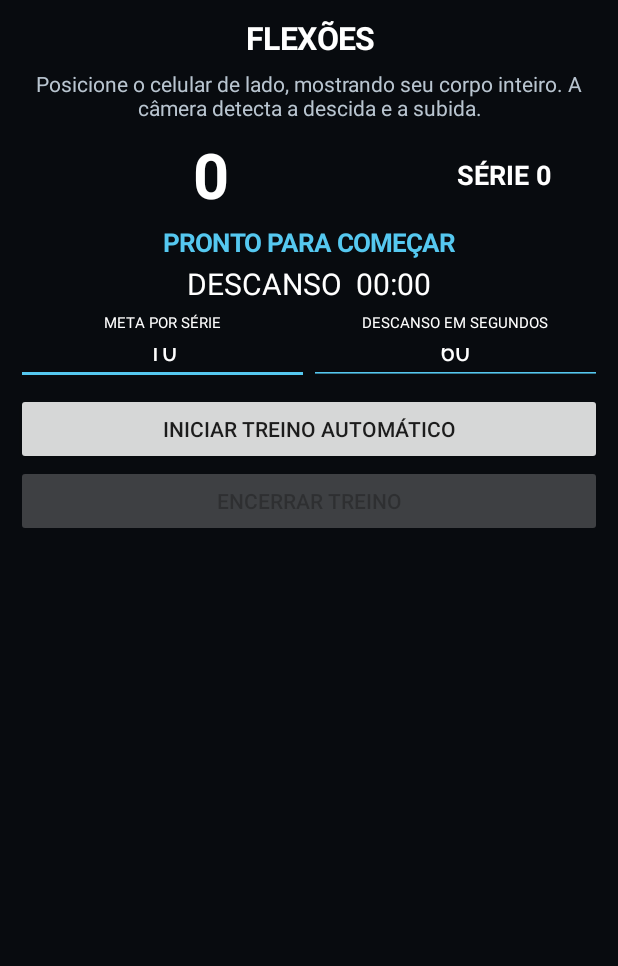
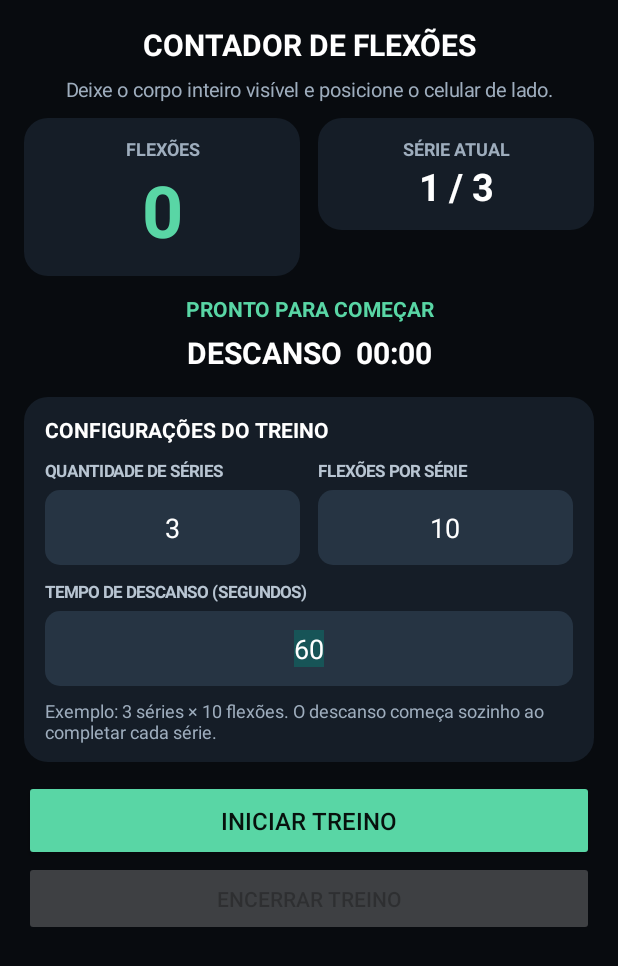
Before and after one commit to marvesanttos-dotcom/contador-flexoes., an Android app: the screen it shows after launch (PushupActivity), on a phone screen of 412 x 824 dp. Shown: the top 966 px of the screen. Run offline under Robolectric (Android 15) with nearby library versions, the phone set to English and light mode, and no system bars; libraries missing offline, so code that uses them is left out: androidx.camera.core, androidx.camera.lifecycle, androidx.camera.view, com.google.mlkit.vision; 5 statements that could not run were skipped.

Commit message:
Improve push-up counter layout and separate series goal settings

```diff
--- a/contadorflexoes/src/main/java/br/com/contadorflexoes/PushupActivity.java
+++ b/contadorflexoes/src/main/java/br/com/contadorflexoes/PushupActivity.java
@@ -1,25 +1,223 @@
 package br.com.contadorflexoes;
-import android.Manifest;import android.app.Activity;import android.content.pm.PackageManager;import android.graphics.Color;import android.os.*;import android.content.Context;import android.view.Gravity;import android.widget.*;import androidx.camera.core.*;import androidx.camera.lifecycle.ProcessCameraProvider;import androidx.camera.view.PreviewView;import androidx.core.app.ActivityCompat;import androidx.core.content.ContextCompat;import com.google.common.util.concurrent.ListenableFuture;import com.google.mlkit.vision.common.InputImage;import com.google.mlkit.vision.pose.*;import com.google.mlkit.vision.pose.defaults.PoseDetectorOptions;import java.util.concurrent.ExecutorService;import java.util.concurrent.Executors;import java.util.concurrent.atomic.AtomicBoolean;
+
+import android.Manifest;
+import android.content.Context;
+import android.content.pm.PackageManager;
+import android.graphics.Color;
+import android.os.*;
+import android.view.Gravity;
+import android.view.View;
+import android.widget.*;
+import androidx.camera.core.*;
+import androidx.camera.lifecycle.ProcessCameraProvider;
+import androidx.camera.view.PreviewView;
+import androidx.core.app.ActivityCompat;
+import androidx.core.content.ContextCompat;
+import com.google.common.util.concurrent.ListenableFuture;
+import com.google.mlkit.vision.common.InputImage;
+import com.google.mlkit.vision.pose.*;
+import com.google.mlkit.vision.pose.defaults.PoseDetectorOptions;
+import java.util.Locale;
+import java.util.concurrent.ExecutorService;
+import java.util.concurrent.Executors;
+import java.util.concurrent.atomic.AtomicBoolean;
+
 public class PushupActivity extends androidx.activity.ComponentActivity {
- private PreviewView preview;private TextView countText,setText,statusText,timerText;private EditText targetInput,restInput;private Button startButton,stopButton;private final Handler handler=new Handler(Looper.getMainLooper());private ExecutorService cameraExecutor;private PoseDetector detector;private ProcessCameraProvider cameraProvider;private boolean workout=false,down=false,resting=false,cameraStarted=false;private int reps=0,sets=0,target=10,restSeconds=60,remaining=0;private long lastRepAt=0;private Runnable restTick;private final AtomicBoolean processing=new AtomicBoolean(false);
- public void onCreate(Bundle b){super.onCreate(b);cameraExecutor=Executors.newSingleThreadExecutor();detector=PoseDetection.getClient(new PoseDetectorOptions.Builder().setDetectorMode(PoseDetectorOptions.STREAM_MODE).build());buildUi();}
- private void buildUi(){LinearLayout root=new LinearLayout(this);root.setOrientation(1);root.setPadding(16,16,16,16);root.setBackgroundColor(0xFF080B0F);TextView title=new TextView(this);title.setText("FLEXÕES");title.setTextColor(-1);title.setTextSize(21);title.setTypeface(null,1);title.setGravity(17);root.addView(title);TextView hint=new TextView(this);hint.setText("Posicione o celular de lado, mostrando seu corpo inteiro. A câmera detecta a descida e a subida.");hint.setTextColor(0xFFB9C5D0);hint.setGravity(17);hint.setPadding(4,10,4,10);root.addView(hint);preview=new PreviewView(this);preview.setScaleType(PreviewView.ScaleType.FILL_CENTER);root.addView(preview,new LinearLayout.LayoutParams(-1,0,1));LinearLayout stats=new LinearLayout(this);stats.setGravity(17);countText=stat("0",stats,2);setText=stat("SÉRIE 0",stats,1);root.addView(stats);statusText=new TextView(this);statusText.setText("PRONTO PARA COMEÇAR");statusText.setTextColor(0xFF55C8F0);statusText.setTextSize(17);statusText.setTypeface(null,1);statusText.setGravity(17);statusText.setPadding(0,8,0,4);root.addView(statusText);timerText=new TextView(this);timerText.setText("DESCANSO  00:00");timerText.setTextColor(-1);timerText.setTextSize(20);timerText.setGravity(17);root.addView(timerText);
- LinearLayout settings=new LinearLayout(this);settings.setGravity(17);settings.setPadding(0,8,0,8);targetInput=field("10");restInput=field("60");LinearLayout c1=new LinearLayout(this);c1.setOrientation(1);label(c1,"META POR SÉRIE");c1.addView(targetInput,new LinearLayout.LayoutParams(-1,52));LinearLayout c2=new LinearLayout(this);c2.setOrientation(1);label(c2,"DESCANSO EM SEGUNDOS");c2.addView(restInput,new LinearLayout.LayoutParams(-1,52));settings.addView(c1,new LinearLayout.LayoutParams(0,-2,1));settings.addView(c2,new LinearLayout.LayoutParams(0,-2,1));root.addView(settings);
- startButton=new Button(this);startButton.setText("INICIAR TREINO AUTOMÁTICO");root.addView(startButton);stopButton=new Button(this);stopButton.setText("ENCERRAR TREINO");stopButton.setEnabled(false);root.addView(stopButton);startButton.setOnClickListener(v->startWorkout());stopButton.setOnClickListener(v->stopWorkout());setContentView(root);}
- private void label(LinearLayout l,String s){TextView t=new TextView(this);t.setText(s);t.setTextColor(-1);t.setTextSize(10);t.setGravity(17);l.addView(t);}
- private EditText field(String s){EditText e=new EditText(this);e.setSingleLine();e.setInputType(2);e.setText(s);e.setTextColor(-1);e.setGravity(17);e.setBackgroundTintList(android.content.res.ColorStateList.valueOf(0xFF55C8F0));return e;}
- private TextView stat(String s,LinearLayout p,float w){TextView t=new TextView(this);t.setText(s);t.setTextColor(-1);t.setTextSize(w>1?42:18);t.setTypeface(null,1);t.setGravity(17);p.addView(t,new LinearLayout.LayoutParams(0,-2,w));return t;}
- private void startWorkout(){try{target=Integer.parseInt(targetInput.getText().toString());restSeconds=Integer.parseInt(restInput.getText().toString());}catch(Exception e){target=10;restSeconds=60;}if(target<1||target>200||restSeconds<5||restSeconds>600){Toast.makeText(this,"Meta: 1 a 200. Descanso: 5 a 600 segundos.",1).show();return;}reps=0;sets=1;down=false;workout=true;resting=false;updateStats();targetInput.setEnabled(false);restInput.setEnabled(false);startButton.setEnabled(false);stopButton.setEnabled(true);statusText.setText("PREPARE-SE — POSICIONE-SE DE LADO");if(ContextCompat.checkSelfPermission(this,Manifest.permission.CAMERA)!=PackageManager.PERMISSION_GRANTED)ActivityCompat.requestPermissions(this,new String[]{Manifest.permission.CAMERA},77);else startCamera();}
- public void onRequestPermissionsResult(int r,String[] p,int[] g){super.onRequestPermissionsResult(r,p,g);if(r==77&&g.length>0&&g[0]==PackageManager.PERMISSION_GRANTED)startCamera();else{Toast.makeText(this,"A câmera é necessária para contar as flexões.",1).show();stopWorkout();}}
- private void startCamera(){if(cameraStarted)return;ListenableFuture<ProcessCameraProvider> f=ProcessCameraProvider.getInstance(this);f.addListener(()->{try{cameraProvider=f.get();Preview p=new Preview.Builder().build();p.setSurfaceProvider(preview.getSurfaceProvider());ImageAnalysis a=new ImageAnalysis.Builder().setBackpressureStrategy(ImageAnalysis.STRATEGY_KEEP_ONLY_LATEST).build();a.setAnalyzer(cameraExecutor,this::analyze);cameraProvider.unbindAll();cameraProvider.bindToLifecycle(this,CameraSelector.DEFAULT_BACK_CAMERA,p,a);cameraStarted=true;statusText.setText("CÂMERA ATIVA — FAÇA UMA FLEXÃO");}catch(Exception e){statusText.setText("NÃO FOI POSSÍVEL ABRIR A CÂMERA");}},ContextCompat.getMainExecutor(this));}
- private void analyze(ImageProxy proxy){if(!processing.compareAndSet(false,true)){proxy.close();return;}android.media.Image media=proxy.getImage();if(media==null){processing.set(false);proxy.close();return;}detector.process(InputImage.fromMediaImage(media,proxy.getImageInfo().getRotationDegrees())).addOnSuccessListener(p->{if(!workout||resting)return;Float a=armAngle(p);if(a==null)return;long now=System.currentTimeMillis();if(a<95)down=true;else if(a>155&&down&&now-lastRepAt>500){down=false;lastRepAt=now;reps++;runOnUiThread(this::onRep);}}).addOnCompleteListener(t->{proxy.close();processing.set(false);});}
- private Float armAngle(Pose p){PoseLandmark s=best(p,11,12),e=best(p,13,14),w=best(p,15,16);if(s==null||e==null||w==null)return null;float ax=s.getPosition().x-e.getPosition().x,ay=s.getPosition().y-e.getPosition().y,bx=w.getPosition().x-e.getPosition().x,by=w.getPosition().y-e.getPosition().y;double dot=ax*bx+ay*by,mag=Math.sqrt((ax*ax+ay*ay)*(bx*bx+by*by));if(mag==0)return null;return(float)Math.toDegrees(Math.acos(Math.max(-1,Math.min(1,dot/mag))));}
- private PoseLandmark best(Pose p,int l,int r){PoseLandmark a=p.getPoseLandmark(l),b=p.getPoseLandmark(r);if(a==null)return b;if(b==null)return a;return a.getInFrameLikelihood()>=b.getInFrameLikelihood()?a:b;}
- private void onRep(){if(!workout)return;updateStats();statusText.setText("FLEXÃO "+reps+" DE "+target);if(reps>=target)beginRest();}
- private void beginRest(){resting=true;down=false;remaining=restSeconds;statusText.setText("SÉRIE CONCLUÍDA! DESCANSANDO");vibrate();tickRest();}
- private void tickRest(){timerText.setText(String.format(java.util.Locale.US,"DESCANSO  %02d:%02d",remaining/60,remaining%60));if(remaining<=0){resting=false;reps=0;sets++;updateStats();statusText.setText("VAMOS! PRÓXIMA SÉRIE");timerText.setText("DESCANSO  00:00");vibrate();return;}remaining--;restTick=this::tickRest;handler.postDelayed(restTick,1000);}
- private void updateStats(){countText.setText(String.valueOf(reps));setText.setText("SÉRIE "+sets);}
- private void vibrate(){try{Vibrator v=(Vibrator)getSystemService(Context.VIBRATOR_SERVICE);if(v!=null){if(Build.VERSION.SDK_INT>=26)v.vibrate(VibrationEffect.createOneShot(250,180));else v.vibrate(250);}}catch(Exception ignored){}}
- private void stopWorkout(){workout=false;resting=false;if(restTick!=null)handler.removeCallbacks(restTick);if(cameraProvider!=null)cameraProvider.unbindAll();cameraStarted=false;targetInput.setEnabled(true);restInput.setEnabled(true);startButton.setEnabled(true);stopButton.setEnabled(false);statusText.setText("TREINO ENCERRADO — "+sets+" SÉRIES");timerText.setText("DESCANSO  00:00");}
- protected void onDestroy(){super.onDestroy();if(cameraProvider!=null)cameraProvider.unbindAll();if(detector!=null)detector.close();if(cameraExecutor!=null)cameraExecutor.shutdown();handler.removeCallbacksAndMessages(null);}
+    private PreviewView preview;
+    private TextView countText, setText, statusText, timerText;
+    private EditText seriesInput, targetInput, restInput;
+    private Button startButton, stopButton;
+    private final Handler handler = new Handler(Looper.getMainLooper());
+    private ExecutorService cameraExecutor;
+    private PoseDetector detector;
+    private ProcessCameraProvider cameraProvider;
+    private boolean workout=false, down=false, resting=false, cameraStarted=false;
+    private int reps=0, sets=1, totalSets=3, target=10, restSeconds=60, remaining=0;
+    private long lastRepAt=0;
+    private Runnable restTick;
+    private final AtomicBoolean processing=new AtomicBoolean(false);
+
+    @Override public void onCreate(Bundle b) {
+        super.onCreate(b);
+        getWindow().setStatusBarColor(0xFF080B0F);
+        getWindow().setNavigationBarColor(0xFF080B0F);
+        cameraExecutor=Executors.newSingleThreadExecutor();
+        detector=PoseDetection.getClient(new PoseDetectorOptions.Builder().setDetectorMode(PoseDetectorOptions.STREAM_MODE).build());
+        buildUi();
+    }
+
+    private int dp(float v){ return (int)(v*getResources().getDisplayMetrics().density+0.5f); }
+    private TextView text(String value,int size,int color,boolean bold){
+        TextView t=new TextView(this); t.setText(value); t.setTextSize(size); t.setTextColor(color);
+        if(bold)t.setTypeface(null,1); return t;
+    }
+    private LinearLayout column(){
+        LinearLayout l=new LinearLayout(this); l.setOrientation(LinearLayout.VERTICAL); return l;
+    }
+    private LinearLayout card(){
+        LinearLayout l=column(); l.setPadding(dp(14),dp(12),dp(14),dp(12));
+        l.setBackground(round(0xFF151D27,16)); return l;
+    }
+    private android.graphics.drawable.GradientDrawable round(int color,int radius){
+        android.graphics.drawable.GradientDrawable d=new android.graphics.drawable.GradientDrawable();
+        d.setColor(color); d.setCornerRadius(dp(radius)); return d;
+    }
+    private void buildUi(){
+        ScrollView scroll=new ScrollView(this);
+        scroll.setFillViewport(true);
+        scroll.setBackgroundColor(0xFF080B0F);
+        LinearLayout root=column(); root.setPadding(dp(16),dp(12),dp(16),dp(20));
+        scroll.addView(root);
+
+        TextView title=text("CONTADOR DE FLEXÕES",20,Color.WHITE,true);
+        title.setGravity(Gravity.CENTER); title.setPadding(0,dp(4),0,dp(4)); root.addView(title);
+        TextView hint=text("Deixe o corpo inteiro visível e posicione o celular de lado.",13,0xFF9EADBD,false);
+        hint.setGravity(Gravity.CENTER); hint.setPadding(dp(8),dp(3),dp(8),dp(10)); root.addView(hint);
+
+        preview=new PreviewView(this); preview.setScaleType(PreviewView.ScaleType.FILL_CENTER);
+        preview.setBackground(round(0xFF202B38,14));
+        LinearLayout.LayoutParams pp=new LinearLayout.LayoutParams(-1,dp(185)); pp.bottomMargin=dp(12);
+        root.addView(preview,pp);
+
+        LinearLayout stats=new LinearLayout(this); stats.setOrientation(LinearLayout.HORIZONTAL);
+        LinearLayout repCard=card(); repCard.setGravity(Gravity.CENTER);
+        TextView repLabel=text("FLEXÕES",12,0xFF9EADBD,true); repLabel.setGravity(Gravity.CENTER);
+        countText=text("0",48,0xFF59D6A5,true); countText.setGravity(Gravity.CENTER);
+        repCard.addView(repLabel); repCard.addView(countText);
+        LinearLayout seriesCard=card(); seriesCard.setGravity(Gravity.CENTER);
+        TextView seriesLabel=text("SÉRIE ATUAL",12,0xFF9EADBD,true); seriesLabel.setGravity(Gravity.CENTER);
+        setText=text("1 / 3",25,Color.WHITE,true); setText.setGravity(Gravity.CENTER);
+        seriesCard.addView(seriesLabel); seriesCard.addView(setText);
+        LinearLayout.LayoutParams half=new LinearLayout.LayoutParams(0,-2,1); half.rightMargin=dp(6);
+        stats.addView(repCard,half); LinearLayout.LayoutParams half2=new LinearLayout.LayoutParams(0,-2,1); half2.leftMargin=dp(6); stats.addView(seriesCard,half2);
+        root.addView(stats);
+
+        statusText=text("PRONTO PARA COMEÇAR",14,0xFF59D6A5,true);
+        statusText.setGravity(Gravity.CENTER); statusText.setPadding(0,dp(12),0,dp(4)); root.addView(statusText);
+        timerText=text("DESCANSO  00:00",20,Color.WHITE,true);
+        timerText.setGravity(Gravity.CENTER); timerText.setPadding(0,dp(2),0,dp(12)); root.addView(timerText);
+
+        LinearLayout settings=card();
+        TextView st=text("CONFIGURAÇÕES DO TREINO",14,Color.WHITE,true);
+        st.setPadding(0,0,0,dp(10)); settings.addView(st);
+
+        LinearLayout row=new LinearLayout(this); row.setOrientation(LinearLayout.HORIZONTAL);
+        LinearLayout c1=column(), c2=column();
+        addField(c1,"QUANTIDADE DE SÉRIES","3",true);
+        addField(c2,"FLEXÕES POR SÉRIE","10",false);
+        LinearLayout.LayoutParams p1=new LinearLayout.LayoutParams(0,-2,1); p1.rightMargin=dp(6);
+        LinearLayout.LayoutParams p2=new LinearLayout.LayoutParams(0,-2,1); p2.leftMargin=dp(6);
+        row.addView(c1,p1); row.addView(c2,p2); settings.addView(row);
+        LinearLayout restCol=column(); LinearLayout.LayoutParams rp=new LinearLayout.LayoutParams(-1,-2); rp.topMargin=dp(10);
+        addField(restCol,"TEMPO DE DESCANSO (SEGUNDOS)","60",false); settings.addView(restCol,rp);
+        TextView note=text("Exemplo: 3 séries × 10 flexões. O descanso começa sozinho ao completar cada série.",12,0xFF9EADBD,false);
+        note.setPadding(0,dp(8),0,0); settings.addView(note);
+        LinearLayout.LayoutParams sp=new LinearLayout.LayoutParams(-1,-2); sp.topMargin=dp(4); sp.bottomMargin=dp(12); root.addView(settings,sp);
+
+        startButton=new Button(this); startButton.setText("INICIAR TREINO");
+        startButton.setAllCaps(false); startButton.setTextSize(16); startButton.setTextColor(0xFF07110D);
+        startButton.setBackgroundTintList(android.content.res.ColorStateList.valueOf(0xFF59D6A5));
+        root.addView(startButton,new LinearLayout.LayoutParams(-1,dp(54)));
+        stopButton=new Button(this); stopButton.setText("ENCERRAR TREINO"); stopButton.setAllCaps(false);
+        stopButton.setEnabled(false); root.addView(stopButton,new LinearLayout.LayoutParams(-1,dp(50)));
+        startButton.setOnClickListener(v->startWorkout()); stopButton.setOnClickListener(v->stopWorkout());
+        setContentView(scroll);
+    }
+
+    private void addField(LinearLayout parent,String caption,String initial,boolean series){
+        TextView label=text(caption,11,0xFFB8C5D2,true); label.setPadding(0,0,0,dp(5)); parent.addView(label);
+        EditText e=new EditText(this); e.setSingleLine(true); e.setInputType(2); e.setText(initial);
+        e.setTextColor(Color.WHITE); e.setTextSize(18); e.setSelectAllOnFocus(true);
+        e.setGravity(Gravity.CENTER); e.setPadding(dp(8),0,dp(8),0);
+        e.setBackground(round(0xFF263443,10));
+        parent.addView(e,new LinearLayout.LayoutParams(-1,dp(50)));
+        if(series)seriesInput=e; else if(caption.startsWith("FLEXÕES"))targetInput=e; else restInput=e;
+    }
+
+    private void startWorkout(){
+        try { totalSets=Integer.parseInt(seriesInput.getText().toString()); target=Integer.parseInt(targetInput.getText().toString()); restSeconds=Integer.parseInt(restInput.getText().toString()); }
+        catch(Exception e){ Toast.makeText(this,"Preencha todas as configurações.",Toast.LENGTH_SHORT).show(); return; }
+        if(totalSets<1||totalSets>30||target<1||target>200||restSeconds<5||restSeconds>600){
+            Toast.makeText(this,"Séries: 1 a 30. Flexões: 1 a 200. Descanso: 5 a 600 segundos.",Toast.LENGTH_LONG).show(); return;
+        }
+        reps=0; sets=1; down=false; workout=true; resting=false; updateStats();
+        setInputsEnabled(false); startButton.setEnabled(false); stopButton.setEnabled(true);
+        statusText.setText("PREPARE-SE — POSICIONE-SE DE LADO");
+        if(ContextCompat.checkSelfPermission(this,Manifest.permission.CAMERA)!=PackageManager.PERMISSION_GRANTED)
+            ActivityCompat.requestPermissions(this,new String[]{Manifest.permission.CAMERA},77);
+        else startCamera();
+    }
+    private void setInputsEnabled(boolean enabled){seriesInput.setEnabled(enabled);targetInput.setEnabled(enabled);restInput.setEnabled(enabled);}
+    @Override public void onRequestPermissionsResult(int r,String[] p,int[] g){
+        super.onRequestPermissionsResult(r,p,g);
+        if(r==77&&g.length>0&&g[0]==PackageManager.PERMISSION_GRANTED)startCamera();
+        else {Toast.makeText(this,"A câmera é necessária para contar as flexões.",Toast.LENGTH_LONG).show();stopWorkout();}
+    }
+    private void startCamera(){
+        if(cameraStarted)return;
+        ListenableFuture<ProcessCameraProvider> f=ProcessCameraProvider.getInstance(this);
+        f.addListener(()->{try{
+            cameraProvider=f.get(); Preview p=new Preview.Builder().build(); p.setSurfaceProvider(preview.getSurfaceProvider());
+            ImageAnalysis a=new ImageAnalysis.Builder().setBackpressureStrategy(ImageAnalysis.STRATEGY_KEEP_ONLY_LATEST).build();
+            a.setAnalyzer(cameraExecutor,this::analyze); cameraProvider.unbindAll();
+            cameraProvider.bindToLifecycle(this,CameraSelector.DEFAULT_BACK_CAMERA,p,a); cameraStarted=true;
+            statusText.setText("CÂMERA ATIVA — PODE COMEÇAR");
+        }catch(Exception e){statusText.setText("NÃO FOI POSSÍVEL ABRIR A CÂMERA");}},ContextCompat.getMainExecutor(this));
+    }
+    private void analyze(ImageProxy proxy){
+        if(!processing.compareAndSet(false,true)){proxy.close();return;}
+        android.media.Image media=proxy.getImage();
+        if(media==null){processing.set(false);proxy.close();return;}
+        detector.process(InputImage.fromMediaImage(media,proxy.getImageInfo().getRotationDegrees()))
+            .addOnSuccessListener(p->{if(!workout||resting)return; Float a=armAngle(p); if(a==null)return;
+                long now=System.currentTimeMillis(); if(a<95)down=true;
+                else if(a>155&&down&&now-lastRepAt>500){down=false;lastRepAt=now;reps++;runOnUiThread(this::onRep);}
+            }).addOnCompleteListener(t->{proxy.close();processing.set(false);});
+    }
+    private Float armAngle(Pose p){
+        PoseLandmark s=best(p,11,12),e=best(p,13,14),w=best(p,15,16);
+        if(s==null||e==null||w==null)return null;
+        float ax=s.getPosition().x-e.getPosition().x,ay=s.getPosition().y-e.getPosition().y;
+        float bx=w.getPosition().x-e.getPosition().x,by=w.getPosition().y-e.getPosition().y;
+        double dot=ax*bx+ay*by,mag=Math.sqrt((ax*ax+ay*ay)*(bx*bx+by*by));
+        if(mag==0)return null; return(float)Math.toDegrees(Math.acos(Math.max(-1,Math.min(1,dot/mag))));
+    }
+    private PoseLandmark best(Pose p,int l,int r){
+        PoseLandmark a=p.getPoseLandmark(l),b=p.getPoseLandmark(r);
+        if(a==null)return b;if(b==null)return a;
+        return a.getInFrameLikelihood()>=b.getInFrameLikelihood()?a:b;
+    }
+    private void onRep(){
+        if(!workout)return; updateStats(); statusText.setText("FLEXÃO "+reps+" DE "+target);
+        if(reps>=target){ if(sets>=totalSets){finishWorkout();return;} beginRest(); }
+    }
+    private void beginRest(){resting=true;down=false;remaining=restSeconds;statusText.setText("SÉRIE CONCLUÍDA! HORA DE DESCANSAR");vibrate();tickRest();}
+    private void tickRest(){
+        timerText.setText(String.format(Locale.getDefault(),"DESCANSO  %02d:%02d",remaining/60,remaining%60));
+        if(remaining<=0){resting=false;reps=0;sets++;updateStats();statusText.setText("VAMOS! PRÓXIMA SÉRIE");timerText.setText("DESCANSO  00:00");vibrate();return;}
+        remaining--; restTick=this::tickRest; handler.postDelayed(restTick,1000);
+    }
+    private void updateStats(){countText.setText(String.valueOf(reps));setText.setText(sets+" / "+totalSets);}
+    private void finishWorkout(){
+        workout=false;resting=false;statusText.setText("TREINO CONCLUÍDO! PARABÉNS!");
+        timerText.setText(" "+totalSets+" SÉRIES COMPLETAS");
+        vibrate(); if(cameraProvider!=null)cameraProvider.unbindAll();cameraStarted=false;
+        setInputsEnabled(true);startButton.setEnabled(true);stopButton.setEnabled(false);
+    }
+    private void vibrate(){
+        try{Vibrator v=(Vibrator)getSystemService(Context.VIBRATOR_SERVICE);if(v!=null){
+            if(Build.VERSION.SDK_INT>=26)v.vibrate(VibrationEffect.createOneShot(250,180));else v.vibrate(250);
+        }}catch(Exception ignored){}
+    }
+    private void stopWorkout(){
+        workout=false;resting=false;if(restTick!=null)handler.removeCallbacks(restTick);
+        if(cameraProvider!=null)cameraProvider.unbindAll();cameraStarted=false;
+        setInputsEnabled(true);startButton.setEnabled(true);stopButton.setEnabled(false);
+        statusText.setText("TREINO ENCERRADO");timerText.setText("DESCANSO  00:00");
+    }
+    @Override protected void onDestroy(){
+        super.onDestroy();if(cameraProvider!=null)cameraProvider.unbindAll();
+        if(detector!=null)detector.close();if(cameraExecutor!=null)cameraExecutor.shutdown();
+        handler.removeCallbacksAndMessages(null);
+    }
 }
```
